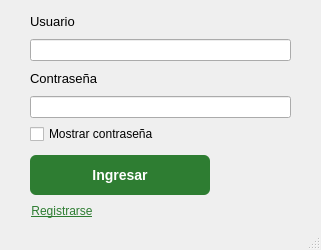
First picture: the form in ui/designer/login.ui, repository FranciscoAntonelli/vivero-app, before the edit.
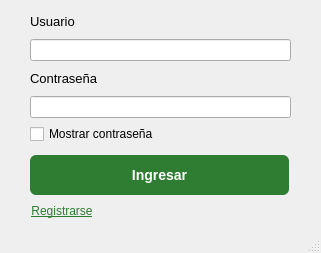
Second picture: the form after the edit.

Commit message: permito login con Enter y mejoro diseño

```diff
--- a/ui/designer/login.ui
+++ b/ui/designer/login.ui
@@ -7,7 +7,7 @@
     <x>0</x>
     <y>0</y>
     <width>321</width>
-    <height>250</height>
+    <height>253</height>
    </rect>
   </property>
   <property name="windowTitle">
@@ -140,7 +140,7 @@
        </property>
        <property name="minimumSize">
         <size>
-         <width>180</width>
+         <width>259</width>
          <height>40</height>
         </size>
        </property>
```
Left out of the diff: 7 changed lines with no effect on the pictures. The commit also changes 2 other files.
